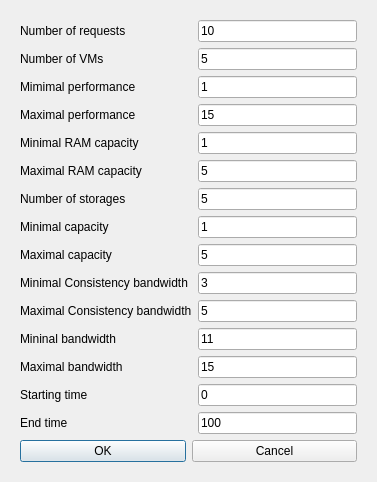
First picture: the form in DCGUI/Windows/RandomDemandDialog.ui, repository DanielZorin/DataCenters, before the edit.
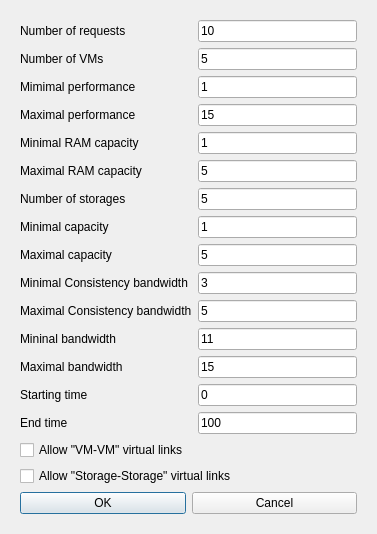
Second picture: the form after the edit.

Commit message: Checkbox to define if links vm-vm storage-storage is allowed

What changed in the file:
```diff
--- a/DCGUI/Windows/RandomDemandDialog.ui
+++ b/DCGUI/Windows/RandomDemandDialog.ui
@@ -7,7 +7,7 @@
     <x>0</x>
     <y>0</y>
     <width>377</width>
-    <height>457</height>
+    <height>513</height>
    </rect>
   </property>
   <property name="sizePolicy">
@@ -308,6 +308,20 @@
           </item>
          </layout>
         </item>
+        <item>
+         <widget class="QCheckBox" name="vmvm">
+          <property name="text">
+           <string>Allow &quot;VM-VM&quot; virtual links</string>
+          </property>
+         </widget>
+        </item>
+        <item>
+         <widget class="QCheckBox" name="stst">
+          <property name="text">
+           <string>Allow &quot;Storage-Storage&quot; virtual links</string>
+          </property>
+         </widget>
+        </item>
         <item>
          <layout class="QHBoxLayout" name="horizontalLayout">
           <item>
```
The commit also changes 3 other files.
